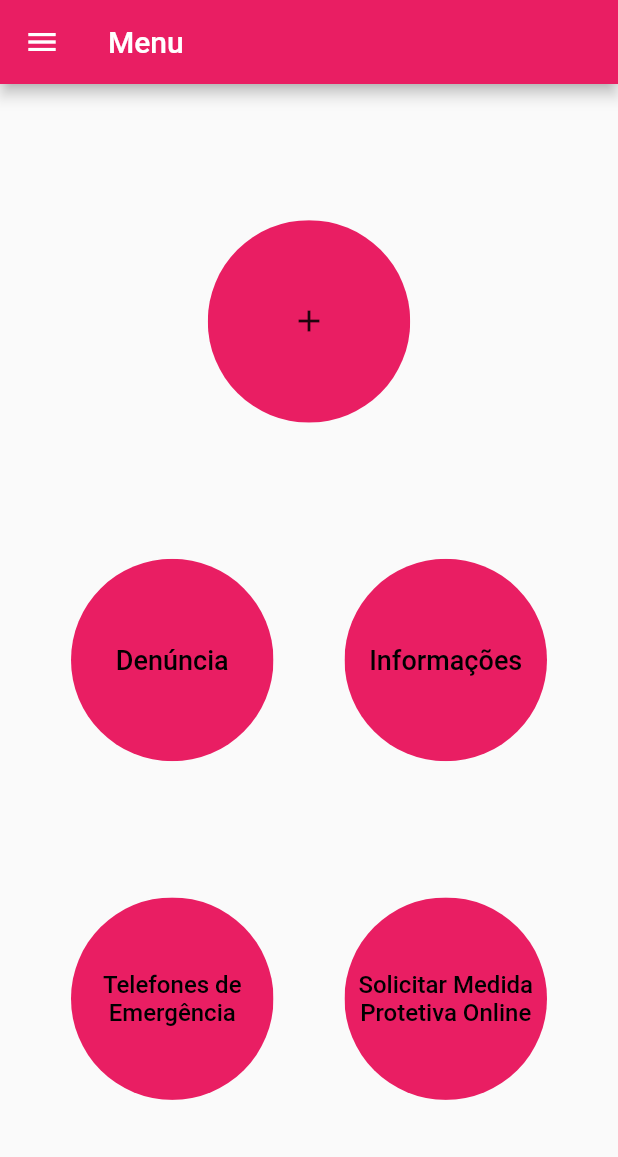
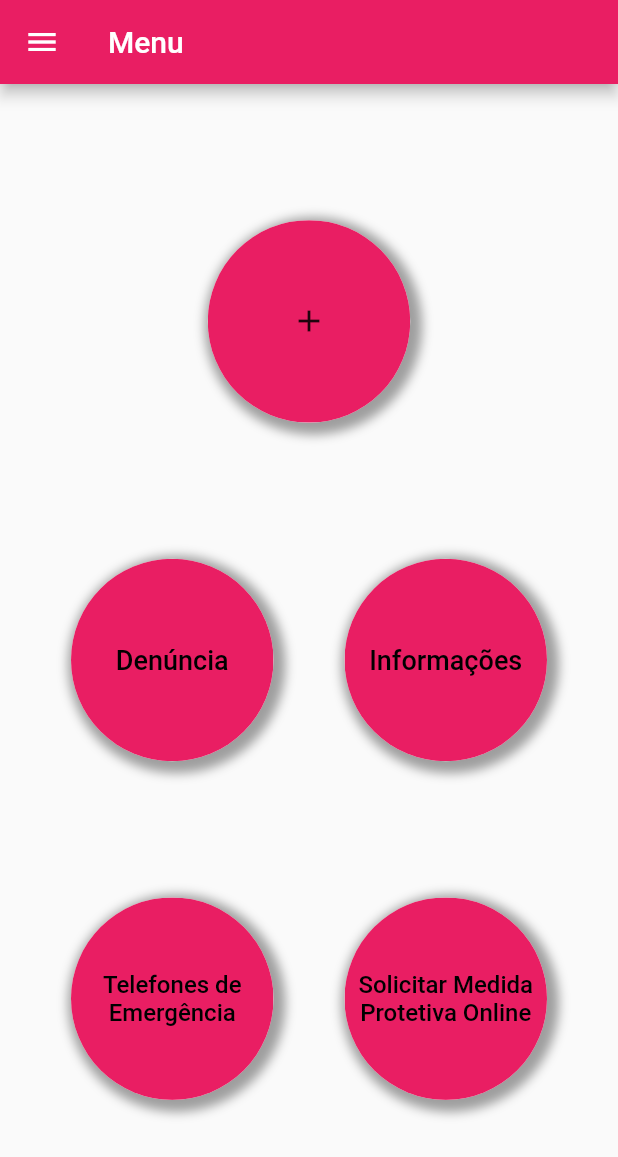
Before and after one commit to Felipe-ABS/SOS_Mulheres_DF, a Flutter app: the screen it shows after launch, on a phone screen of 412 x 824 dp. Shown: the top 1157 px of the screen. Run offline on Flutter 3.47's test engine with Material 2 defaults, Android fonts, the phone set to English and light mode, and no system bars.

Commit message:
Tela com as leis criada e ajuste na rota entre as páginas

```diff
--- a/lib/main.dart
+++ b/lib/main.dart
@@ -1,4 +1,6 @@
 import 'package:flutter/material.dart';
+import 'package:sos_mulheres/screens/codigos.dart';
+import 'package:sos_mulheres/screens/leis.dart';
 import 'package:sos_mulheres/screens/menu.dart';
 
 void main() {
@@ -13,9 +15,12 @@ class MyApp extends StatelessWidget {
     return MaterialApp(
       title: 'SOS Mulheres DF',
       theme: ThemeData(primarySwatch: Colors.pink),
-      home: const MenuPage(
-        title: "Menu",
-      ),
+      initialRoute: '/',
+      routes: {
+        '/': (context) => const MenuPage(title: "menu"),
+        '/leis': (context) => const LeiPage(),
+        '/codigos': (context) => const CodePage(),
+      },
     );
   }
 }
--- a/lib/screens/codigos.dart
+++ b/lib/screens/codigos.dart
@@ -1,5 +1,4 @@
 import 'package:flutter/material.dart';
-
 import '../components/app_drawer.dart';
 
 class CodePage extends StatelessWidget {
@@ -17,6 +16,7 @@ class CodePage extends StatelessWidget {
           child: Column(
             children: [
               TextFormField(
+                textAlign: TextAlign.center,
                 decoration: const InputDecoration(labelText: 'Código'),
               ),
               ElevatedButton(
--- a/lib/screens/menu.dart
+++ b/lib/screens/menu.dart
@@ -17,7 +17,21 @@ class MenuPage extends StatelessWidget {
         body: Column(
           mainAxisAlignment: MainAxisAlignment.spaceEvenly,
           children: <Widget>[
-            ClipOval(
+            Container(
+              height: 135,
+              width: 135,
+              decoration: const BoxDecoration(
+                shape: BoxShape.circle,
+                color: Colors.white,
+                boxShadow: [
+                  BoxShadow(
+                      color: Colors.grey,
+                      blurRadius: 5.0,
+                      offset: Offset(3, 3),
+                      spreadRadius: 5.0)
+                ],
+              ),
+              child: ClipOval(
                 child: Material(
                   color: Colors.pink, // Button color
                   child: InkWell(
@@ -25,7 +39,8 @@ class MenuPage extends StatelessWidget {
                     onTap: () {
                       Navigator.push(
                         context,
-                      MaterialPageRoute(builder: (context) => const CodePage()),
+                        MaterialPageRoute(
+                            builder: (context) => const CodePage()),
                       );
                     },
                     child: const SizedBox(
@@ -33,10 +48,25 @@ class MenuPage extends StatelessWidget {
                   ),
                 ),
               ),
+            ),
             Row(
               mainAxisAlignment: MainAxisAlignment.spaceEvenly,
               children: <Widget>[
-                ClipOval(
+                Container(
+                  height: 135,
+                  width: 135,
+                  decoration: const BoxDecoration(
+                    shape: BoxShape.circle,
+                    color: Colors.white,
+                    boxShadow: [
+                      BoxShadow(
+                          color: Colors.grey,
+                          blurRadius: 5.0,
+                          offset: Offset(3, 3),
+                          spreadRadius: 5.0)
+                    ],
+                  ),
+                  child: ClipOval(
                     child: Material(
                       color: Colors.pink, // Button color
                       child: InkWell(
@@ -62,7 +92,22 @@ class MenuPage extends StatelessWidget {
                       ),
                     ),
                   ),
-                ClipOval(
+                ),
+                Container(
+                  height: 135,
+                  width: 135,
+                  decoration: const BoxDecoration(
+                    shape: BoxShape.circle,
+                    color: Colors.white,
+                    boxShadow: [
+                      BoxShadow(
+                          color: Colors.grey,
+                          blurRadius: 5.0,
+                          offset: Offset(3, 3),
+                          spreadRadius: 5.0)
+                    ],
+                  ),
+                  child: ClipOval(
                     child: Material(
                       color: Colors.pink, // Button color
                       child: InkWell(
@@ -88,12 +133,27 @@ class MenuPage extends StatelessWidget {
                       ),
                     ),
                   ),
+                ),
               ],
             ),
             Row(
               mainAxisAlignment: MainAxisAlignment.spaceEvenly,
               children: <Widget>[
-                ClipOval(
+                Container(
+                  height: 135,
+                  width: 135,
+                  decoration: const BoxDecoration(
+                    shape: BoxShape.circle,
+                    color: Colors.white,
+                    boxShadow: [
+                      BoxShadow(
+                          color: Colors.grey,
+                          blurRadius: 5.0,
+                          offset: Offset(3, 3),
+                          spreadRadius: 5.0)
+                    ],
+                  ),
+                  child: ClipOval(
                     child: Material(
                       color: Colors.pink, // Button color
                       child: InkWell(
@@ -119,7 +179,22 @@ class MenuPage extends StatelessWidget {
                       ),
                     ),
                   ),
-                ClipOval(
+                ),
+                Container(
+                  height: 135,
+                  width: 135,
+                  decoration: const BoxDecoration(
+                    shape: BoxShape.circle,
+                    color: Colors.white,
+                    boxShadow: [
+                      BoxShadow(
+                          color: Colors.grey,
+                          blurRadius: 5.0,
+                          offset: Offset(3, 3),
+                          spreadRadius: 5.0)
+                    ],
+                  ),
+                  child: ClipOval(
                     child: Material(
                       color: Colors.pink, // Button color
                       child: InkWell(
@@ -137,6 +212,7 @@ class MenuPage extends StatelessWidget {
                                   fontSize: 16,
                                   fontWeight: FontWeight.w500,
                                   color: Colors.black,
+                                ),
                               ),
                             ),
                           ),
--- a/pubspec.yaml
+++ b/pubspec.yaml
@@ -36,6 +36,7 @@ dependencies:
   # The following adds the Cupertino Icons font to your application.
   # Use with the CupertinoIcons class for iOS style icons.
   cupertino_icons: ^1.0.2
+  url_launcher: ^6.1.6
 
 dev_dependencies:
   flutter_test:
```
Also changed, not shown: lib/components/app_drawer.dart (+14 -17 lines), lib/screens/leis.dart (added, +115 -0 lines), pubspec.lock, 7 other files. Lines whose indentation alone changed are shown as unchanged.
